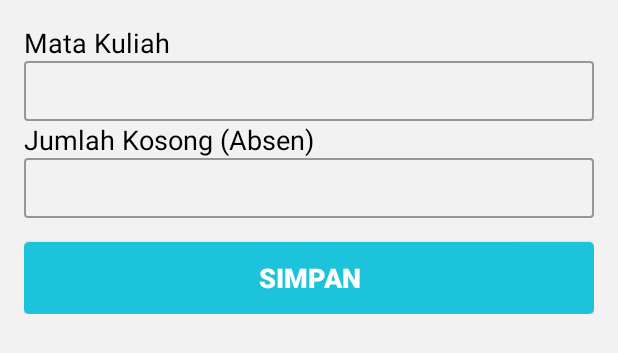
After one commit to axellageraldinc/Absensy, an Android app: the layout dialog_add_matkul.xml on its own in the app's theme, with its tools: preview values and no code run, on a phone screen of 412 x 824 dp. The commit adds this screen. Shown: the top 353 px of the screen. Run offline under Robolectric (Android 15) with nearby library versions, the phone set to English and light mode, and no system bars.

Commit message:
buat dialog add matkul

```diff
--- /dev/null
+++ b/app/src/main/res/layout/dialog_add_matkul.xml
@@ -0,0 +1,50 @@
+<?xml version="1.0" encoding="utf-8"?>
+<LinearLayout xmlns:android="http://schemas.android.com/apk/res/android"
+    xmlns:tools="http://schemas.android.com/tools"
+    android:layout_width="match_parent"
+    android:layout_height="wrap_content"
+    android:orientation="vertical"
+    android:padding="16dp">
+
+    <TextView
+        android:id="@+id/textView2"
+        android:layout_width="match_parent"
+        android:layout_height="wrap_content"
+        android:text="Mata Kuliah"
+        android:textColor="@color/black"
+        android:textSize="18sp" />
+
+    <EditText
+        android:layout_width="match_parent"
+        android:layout_height="40dp"
+        android:background="@drawable/edit_text_grey_border"
+        android:ems="10"
+        android:inputType="textPersonName" />
+
+    <TextView
+        android:id="@+id/textView3"
+        android:layout_width="match_parent"
+        android:layout_height="wrap_content"
+        android:text="Jumlah Kosong (Absen)"
+        android:textColor="@color/black"
+        android:textSize="18sp" />
+
+    <EditText
+        android:id="@+id/editText"
+        android:layout_width="match_parent"
+        android:layout_height="40dp"
+        android:background="@drawable/edit_text_grey_border"
+        android:ems="10"
+        android:inputType="textPersonName" />
+
+    <Button
+        android:id="@+id/button"
+        android:layout_width="match_parent"
+        android:layout_height="wrap_content"
+        android:layout_marginTop="16dp"
+        android:background="@drawable/button_primary"
+        android:text="SIMPAN"
+        android:textColor="@color/white"
+        android:textSize="18sp"
+        android:textStyle="bold" />
+</LinearLayout>
```
Also changed, not shown: app/src/main/res/drawable/button_primary.xml (+4 -4 lines).
